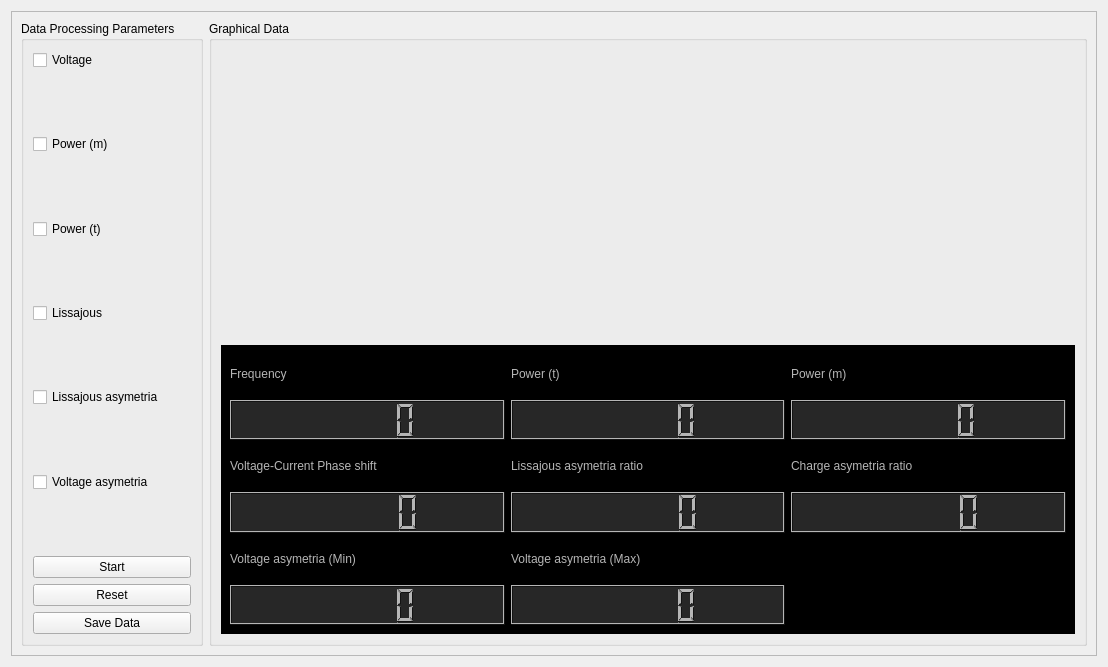
AceEagle/ElectricViewCHU, file gui/views/dataViewUI.ui: the form before one commit.
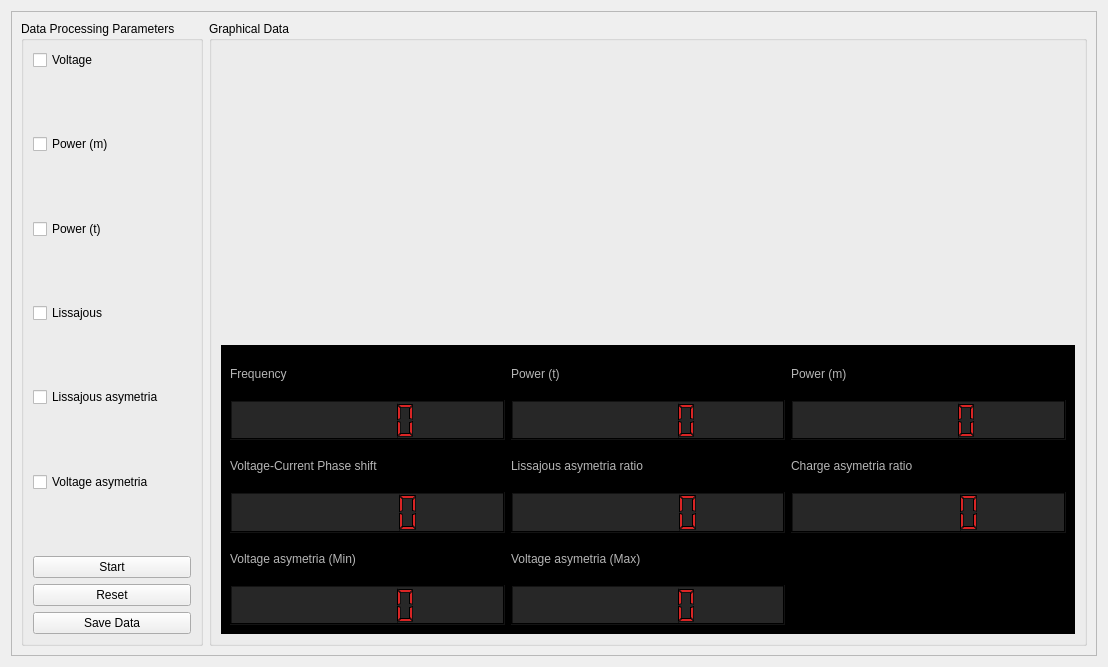
The form after the commit. Custom widgets are drawn as their Qt base class.

Commit message: changed color lcdnumber

The edit to the form file:
```diff
--- a/gui/views/dataViewUI.ui
+++ b/gui/views/dataViewUI.ui
@@ -683,27 +683,27 @@
                  <colorrole role="WindowText">
                   <brush brushstyle="SolidPattern">
                    <color alpha="255">
-                    <red>182</red>
-                    <green>182</green>
-                    <blue>182</blue>
+                    <red>218</red>
+                    <green>37</green>
+                    <blue>37</blue>
                    </color>
                   </brush>
                  </colorrole>
                  <colorrole role="Button">
                   <brush brushstyle="SolidPattern">
                    <color alpha="255">
-                    <red>182</red>
-                    <green>182</green>
-                    <blue>182</blue>
+                    <red>203</red>
+                    <green>59</green>
+                    <blue>59</blue>
                    </color>
                   </brush>
                  </colorrole>
                  <colorrole role="Light">
                   <brush brushstyle="SolidPattern">
                    <color alpha="255">
-                    <red>182</red>
-                    <green>182</green>
-                    <blue>182</blue>
+                    <red>0</red>
+                    <green>0</green>
+                    <blue>0</blue>
                    </color>
                   </brush>
                  </colorrole>
@@ -838,27 +838,27 @@
                  <colorrole role="WindowText">
                   <brush brushstyle="SolidPattern">
                    <color alpha="255">
-                    <red>182</red>
-                    <green>182</green>
-                    <blue>182</blue>
+                    <red>218</red>
+                    <green>37</green>
+                    <blue>37</blue>
                    </color>
                   </brush>
                  </colorrole>
                  <colorrole role="Button">
                   <brush brushstyle="SolidPattern">
                    <color alpha="255">
-                    <red>182</red>
-                    <green>182</green>
-                    <blue>182</blue>
+                    <red>203</red>
+                    <green>59</green>
+                    <blue>59</blue>
                    </color>
                   </brush>
                  </colorrole>
                  <colorrole role="Light">
                   <brush brushstyle="SolidPattern">
                    <color alpha="255">
-                    <red>182</red>
-                    <green>182</green>
-                    <blue>182</blue>
+                    <red>0</red>
+                    <green>0</green>
+                    <blue>0</blue>
                    </color>
                   </brush>
                  </colorrole>
@@ -1002,18 +1002,18 @@
                  <colorrole role="Button">
                   <brush brushstyle="SolidPattern">
                    <color alpha="255">
-                    <red>182</red>
-                    <green>182</green>
-                    <blue>182</blue>
+                    <red>203</red>
+                    <green>59</green>
+                    <blue>59</blue>
                    </color>
                   </brush>
                  </colorrole>
                  <colorrole role="Light">
                   <brush brushstyle="SolidPattern">
                    <color alpha="255">
-                    <red>182</red>
-                    <green>182</green>
-                    <blue>182</blue>
+                    <red>0</red>
+                    <green>0</green>
+                    <blue>0</blue>
                    </color>
                   </brush>
                  </colorrole>
@@ -1340,27 +1340,27 @@
                  <colorrole role="WindowText">
                   <brush brushstyle="SolidPattern">
                    <color alpha="255">
-                    <red>182</red>
-                    <green>182</green>
-                    <blue>182</blue>
+                    <red>218</red>
+                    <green>37</green>
+                    <blue>37</blue>
                    </color>
                   </brush>
                  </colorrole>
                  <colorrole role="Button">
                   <brush brushstyle="SolidPattern">
                    <color alpha="255">
-                    <red>182</red>
-                    <green>182</green>
-                    <blue>182</blue>
+                    <red>203</red>
+                    <green>59</green>
+                    <blue>59</blue>
                    </color>
                   </brush>
                  </colorrole>
                  <colorrole role="Light">
                   <brush brushstyle="SolidPattern">
                    <color alpha="255">
-                    <red>182</red>
-                    <green>182</green>
-                    <blue>182</blue>
+                    <red>0</red>
+                    <green>0</green>
+                    <blue>0</blue>
                    </color>
                   </brush>
                  </colorrole>
@@ -1495,27 +1495,27 @@
                  <colorrole role="WindowText">
                   <brush brushstyle="SolidPattern">
                    <color alpha="255">
-                    <red>182</red>
-                    <green>182</green>
-                    <blue>182</blue>
+                    <red>218</red>
+                    <green>37</green>
+                    <blue>37</blue>
                    </color>
                   </brush>
                  </colorrole>
                  <colorrole role="Button">
                   <brush brushstyle="SolidPattern">
                    <color alpha="255">
-                    <red>182</red>
-                    <green>182</green>
-                    <blue>182</blue>
+                    <red>203</red>
+                    <green>59</green>
+                    <blue>59</blue>
                    </color>
                   </brush>
                  </colorrole>
                  <colorrole role="Light">
                   <brush brushstyle="SolidPattern">
                    <color alpha="255">
-                    <red>182</red>
-                    <green>182</green>
-                    <blue>182</blue>
+                    <red>0</red>
+                    <green>0</green>
+                    <blue>0</blue>
                    </color>
                   </brush>
                  </colorrole>
@@ -1659,18 +1659,18 @@
                  <colorrole role="Button">
                   <brush brushstyle="SolidPattern">
                    <color alpha="255">
-                    <red>182</red>
-                    <green>182</green>
-                    <blue>182</blue>
+                    <red>203</red>
+                    <green>59</green>
+                    <blue>59</blue>
                    </color>
                   </brush>
                  </colorrole>
                  <colorrole role="Light">
                   <brush brushstyle="SolidPattern">
                    <color alpha="255">
-                    <red>182</red>
-                    <green>182</green>
-                    <blue>182</blue>
+                    <red>0</red>
+                    <green>0</green>
+                    <blue>0</blue>
                    </color>
                   </brush>
                  </colorrole>
@@ -1821,27 +1821,27 @@
                  <colorrole role="WindowText">
                   <brush brushstyle="SolidPattern">
                    <color alpha="255">
-                    <red>182</red>
-                    <green>182</green>
-                    <blue>182</blue>
+                    <red>218</red>
+                    <green>37</green>
+                    <blue>37</blue>
                    </color>
                   </brush>
                  </colorrole>
                  <colorrole role="Button">
                   <brush brushstyle="SolidPattern">
                    <color alpha="255">
-                    <red>182</red>
-                    <green>182</green>
-                    <blue>182</blue>
+                    <red>203</red>
+                    <green>59</green>
+                    <blue>59</blue>
                    </color>
                   </brush>
                  </colorrole>
                  <colorrole role="Light">
                   <brush brushstyle="SolidPattern">
                    <color alpha="255">
-                    <red>182</red>
-                    <green>182</green>
-                    <blue>182</blue>
+                    <red>0</red>
+                    <green>0</green>
+                    <blue>0</blue>
                    </color>
                   </brush>
                  </colorrole>
@@ -1976,27 +1976,27 @@
                  <colorrole role="WindowText">
                   <brush brushstyle="SolidPattern">
                    <color alpha="255">
-                    <red>182</red>
-                    <green>182</green>
-                    <blue>182</blue>
+                    <red>218</red>
+                    <green>37</green>
+                    <blue>37</blue>
                    </color>
                   </brush>
                  </colorrole>
                  <colorrole role="Button">
                   <brush brushstyle="SolidPattern">
                    <color alpha="255">
-                    <red>182</red>
-                    <green>182</green>
-                    <blue>182</blue>
+                    <red>203</red>
+                    <green>59</green>
+                    <blue>59</blue>
                    </color>
                   </brush>
                  </colorrole>
                  <colorrole role="Light">
                   <brush brushstyle="SolidPattern">
                    <color alpha="255">
-                    <red>182</red>
-                    <green>182</green>
-                    <blue>182</blue>
+                    <red>0</red>
+                    <green>0</green>
+                    <blue>0</blue>
                    </color>
                   </brush>
                  </colorrole>
@@ -2140,18 +2140,18 @@
                  <colorrole role="Button">
                   <brush brushstyle="SolidPattern">
                    <color alpha="255">
-                    <red>182</red>
-                    <green>182</green>
-                    <blue>182</blue>
+                    <red>203</red>
+                    <green>59</green>
+                    <blue>59</blue>
                    </color>
                   </brush>
                  </colorrole>
                  <colorrole role="Light">
                   <brush brushstyle="SolidPattern">
                    <color alpha="255">
-                    <red>182</red>
-                    <green>182</green>
-                    <blue>182</blue>
+                    <red>0</red>
+                    <green>0</green>
+                    <blue>0</blue>
                    </color>
                   </brush>
                  </colorrole>
@@ -2302,27 +2302,27 @@
                  <colorrole role="WindowText">
                   <brush brushstyle="SolidPattern">
                    <color alpha="255">
-                    <red>182</red>
-                    <green>182</green>
-                    <blue>182</blue>
+                    <red>218</red>
+                    <green>37</green>
+                    <blue>37</blue>
                    </color>
                   </brush>
                  </colorrole>
                  <colorrole role="Button">
                   <brush brushstyle="SolidPattern">
                    <color alpha="255">
-                    <red>182</red>
-                    <green>182</green>
-                    <blue>182</blue>
+                    <red>203</red>
+                    <green>59</green>
+                    <blue>59</blue>
                    </color>
                   </brush>
                  </colorrole>
                  <colorrole role="Light">
                   <brush brushstyle="SolidPattern">
                    <color alpha="255">
-                    <red>182</red>
-                    <green>182</green>
-                    <blue>182</blue>
+                    <red>0</red>
+                    <green>0</green>
+                    <blue>0</blue>
                    </color>
                   </brush>
                  </colorrole>
@@ -2457,27 +2457,27 @@
                  <colorrole role="WindowText">
                   <brush brushstyle="SolidPattern">
                    <color alpha="255">
-                    <red>182</red>
-                    <green>182</green>
-                    <blue>182</blue>
+                    <red>218</red>
+                    <green>37</green>
+                    <blue>37</blue>
                    </color>
                   </brush>
                  </colorrole>
                  <colorrole role="Button">
                   <brush brushstyle="SolidPattern">
                    <color alpha="255">
-                    <red>182</red>
-                    <green>182</green>
-                    <blue>182</blue>
+                    <red>203</red>
+                    <green>59</green>
+                    <blue>59</blue>
                    </color>
                   </brush>
                  </colorrole>
                  <colorrole role="Light">
                   <brush brushstyle="SolidPattern">
                    <color alpha="255">
-                    <red>182</red>
-                    <green>182</green>
-                    <blue>182</blue>
+                    <red>0</red>
+                    <green>0</green>
+                    <blue>0</blue>
                    </color>
                   </brush>
                  </colorrole>
@@ -2621,18 +2621,18 @@
                  <colorrole role="Button">
                   <brush brushstyle="SolidPattern">
                    <color alpha="255">
-                    <red>182</red>
-                    <green>182</green>
-                    <blue>182</blue>
+                    <red>203</red>
+                    <green>59</green>
+                    <blue>59</blue>
                    </color>
                   </brush>
                  </colorrole>
                  <colorrole role="Light">
                   <brush brushstyle="SolidPattern">
                    <color alpha="255">
-                    <red>182</red>
-                    <green>182</green>
-                    <blue>182</blue>
+                    <red>0</red>
+                    <green>0</green>
+                    <blue>0</blue>
                    </color>
                   </brush>
                  </colorrole>
@@ -2783,27 +2783,27 @@
                  <colorrole role="WindowText">
                   <brush brushstyle="SolidPattern">
                    <color alpha="255">
-                    <red>182</red>
-                    <green>182</green>
-                    <blue>182</blue>
+                    <red>218</red>
+                    <green>37</green>
+                    <blue>37</blue>
                    </color>
                   </brush>
                  </colorrole>
                  <colorrole role="Button">
                   <brush brushstyle="SolidPattern">
                    <color alpha="255">
-                    <red>182</red>
-                    <green>182</green>
-                    <blue>182</blue>
+                    <red>203</red>
+                    <green>59</green>
+                    <blue>59</blue>
                    </color>
                   </brush>
                  </colorrole>
                  <colorrole role="Light">
                   <brush brushstyle="SolidPattern">
                    <color alpha="255">
-                    <red>182</red>
-                    <green>182</green>
-                    <blue>182</blue>
+                    <red>0</red>
+                    <green>0</green>
+                    <blue>0</blue>
                    </color>
                   </brush>
                  </colorrole>
@@ -2938,27 +2938,27 @@
                  <colorrole role="WindowText">
                   <brush brushstyle="SolidPattern">
                    <color alpha="255">
-                    <red>182</red>
-                    <green>182</green>
-                    <blue>182</blue>
+                    <red>218</red>
+                    <green>37</green>
+                    <blue>37</blue>
                    </color>
                   </brush>
                  </colorrole>
                  <colorrole role="Button">
                   <brush brushstyle="SolidPattern">
                    <color alpha="255">
-                    <red>182</red>
-                    <green>182</green>
-                    <blue>182</blue>
+                    <red>203</red>
+                    <green>59</green>
+                    <blue>59</blue>
                    </color>
                   </brush>
                  </colorrole>
                  <colorrole role="Light">
                   <brush brushstyle="SolidPattern">
                    <color alpha="255">
-                    <red>182</red>
-                    <green>182</green>
-                    <blue>182</blue>
+                    <red>0</red>
+                    <green>0</green>
+                    <blue>0</blue>
                    </color>
                   </brush>
                  </colorrole>
@@ -3102,18 +3102,18 @@
                  <colorrole role="Button">
                   <brush brushstyle="SolidPattern">
                    <color alpha="255">
-                    <red>182</red>
-                    <green>182</green>
-                    <blue>182</blue>
+                    <red>203</red>
+                    <green>59</green>
+                    <blue>59</blue>
                    </color>
                   </brush>
                  </colorrole>
                  <colorrole role="Light">
                   <brush brushstyle="SolidPattern">
                    <color alpha="255">
-                    <red>182</red>
-                    <green>182</green>
-                    <blue>182</blue>
+                    <red>0</red>
+                    <green>0</green>
+                    <blue>0</blue>
                    </color>
                   </brush>
                  </colorrole>
@@ -3308,27 +3308,27 @@
                  <colorrole role="WindowText">
                   <brush brushstyle="SolidPattern">
                    <color alpha="255">
-                    <red>182</red>
-                    <green>182</green>
-                    <blue>182</blue>
+                    <red>218</red>
+                    <green>37</green>
+                    <blue>37</blue>
                    </color>
                   </brush>
                  </colorrole>
                  <colorrole role="Button">
                   <brush brushstyle="SolidPattern">
                    <color alpha="255">
-                    <red>182</red>
-                    <green>182</green>
-                    <blue>182</blue>
+                    <red>203</red>
+                    <green>59</green>
+                    <blue>59</blue>
                    </color>
                   </brush>
                  </colorrole>
                  <colorrole role="Light">
                   <brush brushstyle="SolidPattern">
                    <color alpha="255">
-                    <red>182</red>
-                    <green>182</green>
-                    <blue>182</blue>
+                    <red>0</red>
+                    <green>0</green>
+                    <blue>0</blue>
                    </color>
                   </brush>
                  </colorrole>
@@ -3463,27 +3463,27 @@
                  <colorrole role="WindowText">
                   <brush brushstyle="SolidPattern">
                    <color alpha="255">
-                    <red>182</red>
-                    <green>182</green>
-                    <blue>182</blue>
+                    <red>218</red>
+                    <green>37</green>
+                    <blue>37</blue>
                    </color>
                   </brush>
                  </colorrole>
                  <colorrole role="Button">
                   <brush brushstyle="SolidPattern">
                    <color alpha="255">
-                    <red>182</red>
-                    <green>182</green>
-                    <blue>182</blue>
+                    <red>203</red>
+                    <green>59</green>
+                    <blue>59</blue>
                    </color>
                   </brush>
                  </colorrole>
                  <colorrole role="Light">
                   <brush brushstyle="SolidPattern">
                    <color alpha="255">
-                    <red>182</red>
-                    <green>182</green>
-                    <blue>182</blue>
+                    <red>0</red>
+                    <green>0</green>
+                    <blue>0</blue>
                    </color>
                   </brush>
                  </colorrole>
@@ -3627,18 +3627,18 @@
                  <colorrole role="Button">
                   <brush brushstyle="SolidPattern">
                    <color alpha="255">
-                    <red>182</red>
-                    <green>182</green>
-                    <blue>182</blue>
+                    <red>203</red>
+                    <green>59</green>
+                    <blue>59</blue>
                    </color>
                   </brush>
                  </colorrole>
                  <colorrole role="Light">
                   <brush brushstyle="SolidPattern">
                    <color alpha="255">
-                    <red>182</red>
-                    <green>182</green>
-                    <blue>182</blue>
+                    <red>0</red>
+                    <green>0</green>
+                    <blue>0</blue>
                    </color>
                   </brush>
                  </colorrole>
@@ -3833,27 +3833,27 @@
                  <colorrole role="WindowText">
                   <brush brushstyle="SolidPattern">
                    <color alpha="255">
-                    <red>182</red>
-                    <green>182</green>
-                    <blue>182</blue>
+                    <red>218</red>
+                    <green>37</green>
+                    <blue>37</blue>
                    </color>
                   </brush>
                  </colorrole>
                  <colorrole role="Button">
                   <brush brushstyle="SolidPattern">
                    <color alpha="255">
-                    <red>182</red>
-                    <green>182</green>
-                    <blue>182</blue>
+                    <red>203</red>
+                    <green>59</green>
+                    <blue>59</blue>
                    </color>
                   </brush>
                  </colorrole>
                  <colorrole role="Light">
                   <brush brushstyle="SolidPattern">
                    <color alpha="255">
-                    <red>182</red>
-                    <green>182</green>
-                    <blue>182</blue>
+                    <red>0</red>
+                    <green>0</green>
+                    <blue>0</blue>
                    </color>
                   </brush>
                  </colorrole>
@@ -3988,27 +3988,27 @@
                  <colorrole role="WindowText">
                   <brush brushstyle="SolidPattern">
                    <color alpha="255">
-                    <red>182</red>
-                    <green>182</green>
-                    <blue>182</blue>
+                    <red>218</red>
+                    <green>37</green>
+                    <blue>37</blue>
                    </color>
                   </brush>
                  </colorrole>
                  <colorrole role="Button">
                   <brush brushstyle="SolidPattern">
                    <color alpha="255">
-                    <red>182</red>
-                    <green>182</green>
-                    <blue>182</blue>
+                    <red>203</red>
+                    <green>59</green>
+                    <blue>59</blue>
                    </color>
                   </brush>
                  </colorrole>
                  <colorrole role="Light">
                   <brush brushstyle="SolidPattern">
                    <color alpha="255">
-                    <red>182</red>
-                    <green>182</green>
-                    <blue>182</blue>
+                    <red>0</red>
+                    <green>0</green>
+                    <blue>0</blue>
                    </color>
                   </brush>
                  </colorrole>
@@ -4152,18 +4152,18 @@
                  <colorrole role="Button">
                   <brush brushstyle="SolidPattern">
                    <color alpha="255">
-                    <red>182</red>
-                    <green>182</green>
-                    <blue>182</blue>
+                    <red>203</red>
+                    <green>59</green>
+                    <blue>59</blue>
                    </color>
                   </brush>
                  </colorrole>
                  <colorrole role="Light">
                   <brush brushstyle="SolidPattern">
                    <color alpha="255">
-                    <red>182</red>
-                    <green>182</green>
-                    <blue>182</blue>
+                    <red>0</red>
+                    <green>0</green>
+                    <blue>0</blue>
                    </color>
                   </brush>
                  </colorrole>
@@ -4358,27 +4358,27 @@
                  <colorrole role="WindowText">
                   <brush brushstyle="SolidPattern">
                    <color alpha="255">
-                    <red>182</red>
-                    <green>182</green>
-                    <blue>182</blue>
+                    <red>218</red>
+                    <green>37</green>
+                    <blue>37</blue>
                    </color>
                   </brush>
                  </colorrole>
                  <colorrole role="Button">
                   <brush brushstyle="SolidPattern">
                    <color alpha="255">
-                    <red>182</red>
-                    <green>182</green>
-                    <blue>182</blue>
+                    <red>203</red>
+                    <green>59</green>
+                    <blue>59</blue>
                    </color>
                   </brush>
                  </colorrole>
                  <colorrole role="Light">
                   <brush brushstyle="SolidPattern">
                    <color alpha="255">
-                    <red>182</red>
-                    <green>182</green>
-                    <blue>182</blue>
+                    <red>0</red>
+                    <green>0</green>
+                    <blue>0</blue>
                    </color>
                   </brush>
                  </colorrole>
@@ -4513,27 +4513,27 @@
                  <colorrole role="WindowText">
                   <brush brushstyle="SolidPattern">
                    <color alpha="255">
-                    <red>182</red>
-                    <green>182</green>
-                    <blue>182</blue>
+                    <red>218</red>
+                    <green>37</green>
+                    <blue>37</blue>
                    </color>
                   </brush>
                  </colorrole>
                  <colorrole role="Button">
                   <brush brushstyle="SolidPattern">
                    <color alpha="255">
-                    <red>182</red>
-                    <green>182</green>
-                    <blue>182</blue>
+                    <red>203</red>
+                    <green>59</green>
+                    <blue>59</blue>
                    </color>
                   </brush>
                  </colorrole>
                  <colorrole role="Light">
                   <brush brushstyle="SolidPattern">
                    <color alpha="255">
-                    <red>182</red>
-                    <green>182</green>
-                    <blue>182</blue>
+                    <red>0</red>
+                    <green>0</green>
+                    <blue>0</blue>
                    </color>
                   </brush>
                  </colorrole>
@@ -4677,18 +4677,18 @@
                  <colorrole role="Button">
                   <brush brushstyle="SolidPattern">
                    <color alpha="255">
-                    <red>182</red>
-                    <green>182</green>
-                    <blue>182</blue>
+                    <red>203</red>
+                    <green>59</green>
+                    <blue>59</blue>
                    </color>
                   </brush>
                  </colorrole>
                  <colorrole role="Light">
                   <brush brushstyle="SolidPattern">
                    <color alpha="255">
-                    <red>182</red>
-                    <green>182</green>
-                    <blue>182</blue>
+                    <red>0</red>
+                    <green>0</green>
+                    <blue>0</blue>
                    </color>
                   </brush>
                  </colorrole>
```
